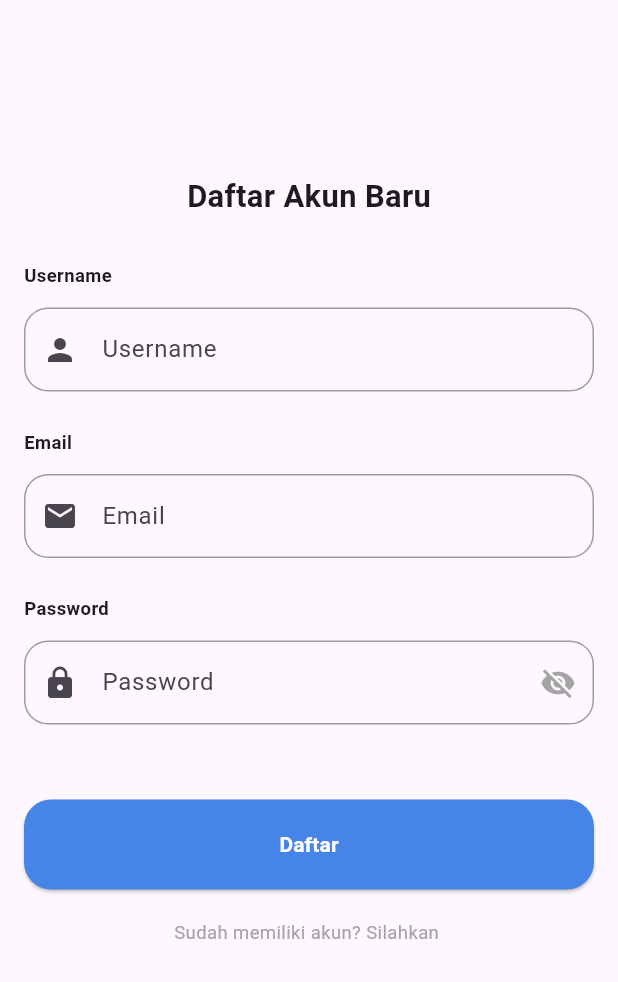
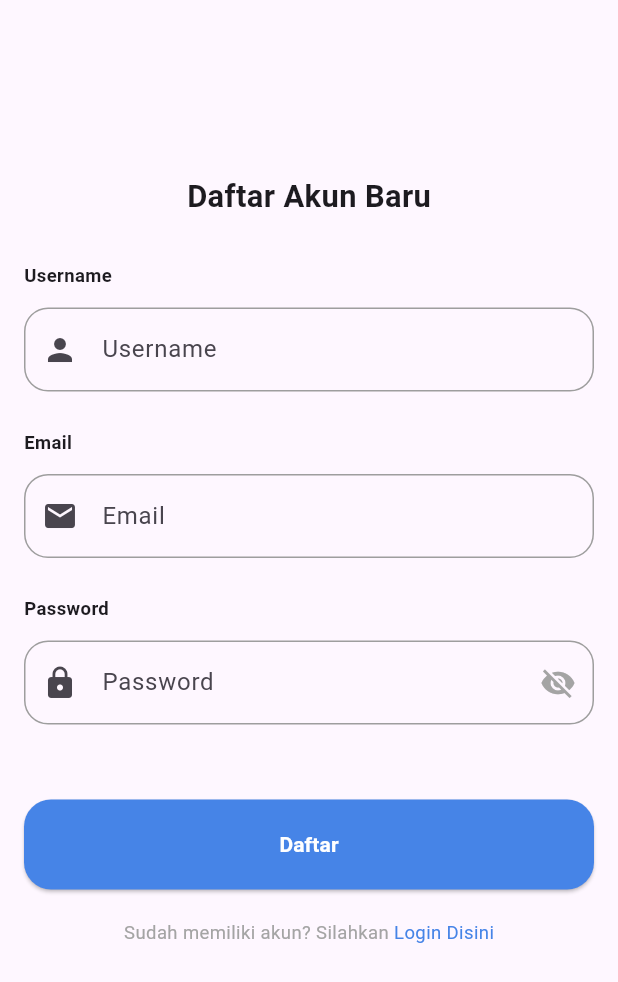
Before and after one commit to nauvalachid/TernakKenariAppRestAPI, a Flutter app: the RegisterScreen screen opened directly, on a phone screen of 412 x 824 dp. Shown: the top 982 px of the screen. Run offline on Flutter 3.47's test engine with Material 3 defaults, Android fonts, the phone set to English and light mode, and no system bars; our stand-ins replace bloc, dartz, dropdown_button2, flutter_secure_storage; accounts and stored records are empty.

Commit message:
Menambahkan tautan untuk navigasi ke layar login di RegisterScreen

```diff
--- a/lib/presentation/auth/register_screen.dart
+++ b/lib/presentation/auth/register_screen.dart
@@ -2,11 +2,13 @@ import 'package:canary_template/core/components/buttons.dart';
 import 'package:canary_template/core/components/custom_text_field.dart';
 import 'package:canary_template/core/components/spaces.dart';
 import 'package:canary_template/core/constants/colors.dart';
+import 'package:canary_template/core/core.dart';
 import 'package:canary_template/data/model/request/auth/register_request_model.dart';
 import 'package:canary_template/presentation/auth/bloc/register/register_bloc.dart';
 import 'package:canary_template/presentation/auth/bloc/register/register_event.dart';
 import 'package:canary_template/presentation/auth/bloc/register/register_state.dart';
 import 'package:canary_template/presentation/auth/login_screen.dart';
+import 'package:flutter/gestures.dart';
 import 'package:flutter/material.dart';
 
 class RegisterScreen extends StatefulWidget {
@@ -162,6 +164,20 @@ class _RegisterScreenState extends State<RegisterScreen> {
                     color: AppColors.grey,
                     fontSize: MediaQuery.of(context).size.width * 0.03,
                   ),
+                   children: [
+                    TextSpan(
+                      text: 'Login Disini',
+                      style: TextStyle(
+                        color: AppColors.primary),
+                      recognizer: TapGestureRecognizer()
+                      ..onTap = () {
+                        context.pushAndRemoveUntil(
+                          const LoginScreen(),
+                          (route) => false,
+                        );
+                      },
+                    )
+                  ]
                 ),
                 ),
               ],
```
